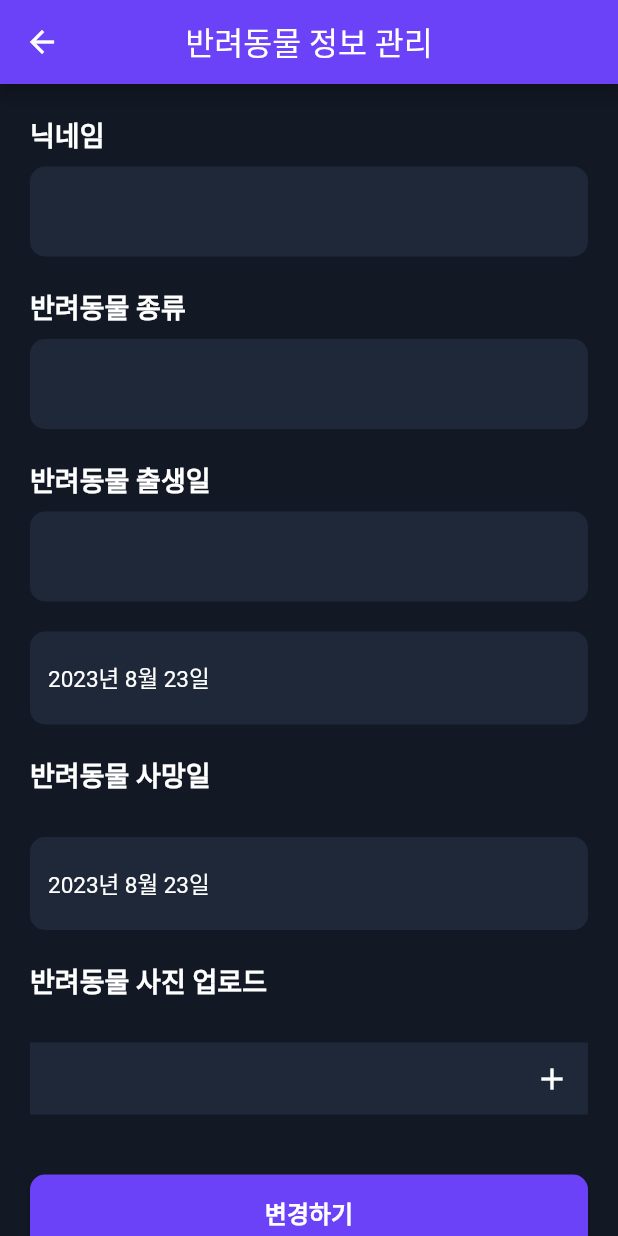
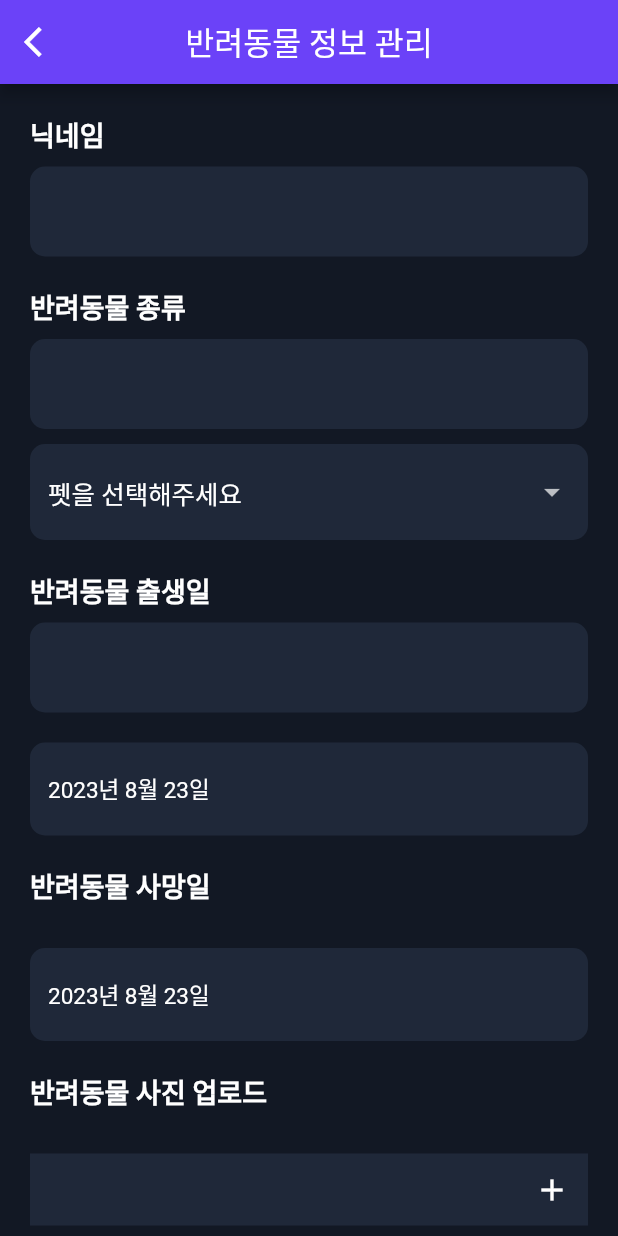
Before and after one commit to Miribyeol/MIRI-APP, a Flutter app: the AnimalScreen screen opened by its route, on a phone screen of 412 x 824 dp. Run offline on Flutter 3.47's test engine with Material 2 defaults, Android fonts, the phone set to English and light mode, and no system bars; our stand-ins replace flutter_dotenv, flutter_secure_storage; missing offline and left inert: kakao_flutter_sdk; accounts and stored records are empty; network calls fail.

Commit message:
코드 병합

```diff
--- a/lib/screens/challenge.dart
+++ b/lib/screens/challenge.dart
@@ -371,7 +371,7 @@ class ChallengPopUpState extends State<ChallengPopUp> {
           },
           body: jsonEncode({
             // 'day': day.toString(),
-            'challengeStep': day, // Add this line
+            'challengeStep': day.toString(), // Add this line
             // 'emotions': emotions,
           }),
         );
--- a/lib/screens/mypage_pet_info.dart
+++ b/lib/screens/mypage_pet_info.dart
@@ -4,6 +4,7 @@ import 'package:flutter_secure_storage/flutter_secure_storage.dart';
 import 'package:http/http.dart' as http;
 import 'package:flutter/cupertino.dart';
 
+//import 'package:image picker/image.picker.dart';
 class AnimalScreen extends StatefulWidget {
   const AnimalScreen({super.key});
 
@@ -13,6 +14,8 @@ class AnimalScreen extends StatefulWidget {
 
 class AnimalScreenState extends State<AnimalScreen> {
   final FlutterSecureStorage _storage = const FlutterSecureStorage();
+  late TextEditingController _petNameController; //23.08.22 수정
+  late TextEditingController _petSpeciesController; //23.08.22 수정
   DateTime? _pickedBirthDate;
   DateTime? _pickedDeathDate;
 
@@ -24,6 +27,8 @@ class AnimalScreenState extends State<AnimalScreen> {
   @override
   void initState() {
     super.initState();
+    _petNameController = TextEditingController(); //23.08.22 수정
+    _petSpeciesController = TextEditingController();
     _pickedBirthDate = DateTime.now();
     _pickedDeathDate = DateTime.now();
     fetchPetInfo();
@@ -46,6 +51,8 @@ class AnimalScreenState extends State<AnimalScreen> {
             petBirthDate = jsonResponse['petInfo']['birthday'];
             petDeathDate = jsonResponse['petInfo']['deathday'];
           });
+          _petNameController.text = petName!; //23.08.22 수정
+          _petSpeciesController.text = petSpecies!;
         } else {
           print('Failed to fetch pet info: ${response.statusCode}');
         }
@@ -155,7 +162,7 @@ class AnimalScreenState extends State<AnimalScreen> {
         title: Text('반려동물 정보 관리'),
         centerTitle: true,
         leading: IconButton(
-          icon: Icon(Icons.arrow_back),
+          icon: Icon(Icons.arrow_back_ios),
           onPressed: () {
             Navigator.pop(context);
           },
@@ -170,6 +177,7 @@ class AnimalScreenState extends State<AnimalScreen> {
           children: [
             _buildSectionTitle('닉네임'),
             TextFormField(
+              //controller: _petNameController , // 23.08.22 수정
               decoration: InputDecoration(
                 filled: true,
                 fillColor: Color(0xFF1F2839),
@@ -183,7 +191,7 @@ class AnimalScreenState extends State<AnimalScreen> {
                   petName = value;
                 });
               },
-              initialValue: petName,
+              initialValue: petName, // 23.08.22 수정
             ),
             const SizedBox(height: 20.0),
             _buildSectionTitle('반려동물 종류'),
@@ -196,6 +204,9 @@ class AnimalScreenState extends State<AnimalScreen> {
                   borderSide: BorderSide.none,
                 ),
               ),
+            ),
+            const SizedBox(height: 10.0),
+            CustomDropdownFormField(
               onChanged: (value) {
                 setState(() {
                   petSpecies = value;
@@ -205,7 +216,7 @@ class AnimalScreenState extends State<AnimalScreen> {
             ),
             const SizedBox(height: 20.0),
             _buildSectionTitle('반려동물 출생일'),
-                        TextFormField(
+            TextFormField(
               decoration: InputDecoration(
                 filled: true,
                 fillColor: Color(0xFF1F2839),
@@ -237,7 +248,7 @@ class AnimalScreenState extends State<AnimalScreen> {
                 border: InputBorder.none,
                 suffixIcon: IconButton(
                   onPressed: () {
-                    // Implement photo upload functionality here
+                    //Implement photo upload functionality here
                   },
                   icon: Icon(
                     Icons.add,
@@ -282,6 +293,7 @@ class AnimalScreenState extends State<AnimalScreen> {
 
   Future<void> updatePetInfo() async {
     try {
+      var petName = _petNameController.text; //23.08.22 수정
       String? storedToken = await _storage.read(key: 'jwt_token');
       if (storedToken != null) {
         var url = Uri.parse('http://203.250.32.29:3000/pet');
@@ -362,13 +374,13 @@ class CustomDropdownFormField extends StatelessWidget {
   final ValueChanged<String?>? onChanged;
   final String? initialValue;
 
-  CustomDropdownFormField({
+  const CustomDropdownFormField({
     Key? key,
     this.onChanged,
     this.initialValue,
   }) : super(key: key);
 
-  DropdownMenuItem<String> itemBuilder(String value, String label) {
+  DropdownMenuItem<String?> itemBuilder(String? value, String label) {
     return DropdownMenuItem(
       value: value,
       child: Container(
@@ -384,10 +396,19 @@ class CustomDropdownFormField extends StatelessWidget {
 
   @override
   Widget build(BuildContext context) {
-    return DropdownButtonFormField<String>(
-      value: initialValue,
+    String? validInitialValue;
+    List<String?> possibleValues = [null, 'Dog', 'Cat', 'Hamster', 'Meerkat'];
+    if (possibleValues.contains(initialValue)) {
+      validInitialValue = initialValue;
+    } else {
+      validInitialValue = null;
+    }
+
+    return DropdownButtonFormField<String?>(
+      value: validInitialValue,
       isExpanded: true,
       items: [
+        itemBuilder(null, '펫을 선택해주세요'),
         itemBuilder('Dog', '강아지'),
         itemBuilder('Cat', '고양이'),
         itemBuilder('Hamster', '햄찌'),
@@ -399,7 +420,7 @@ class CustomDropdownFormField extends StatelessWidget {
           borderRadius: BorderRadius.circular(10.0),
           borderSide: BorderSide.none,
         ),
-        fillColor: Color(0xFF1F2839),
+        fillColor: const Color(0xFF1F2839),
         filled: true,
       ),
     );
```
Also changed, not shown: lib/services/kakao_login.dart (+4 -36 lines), 1 other file.
